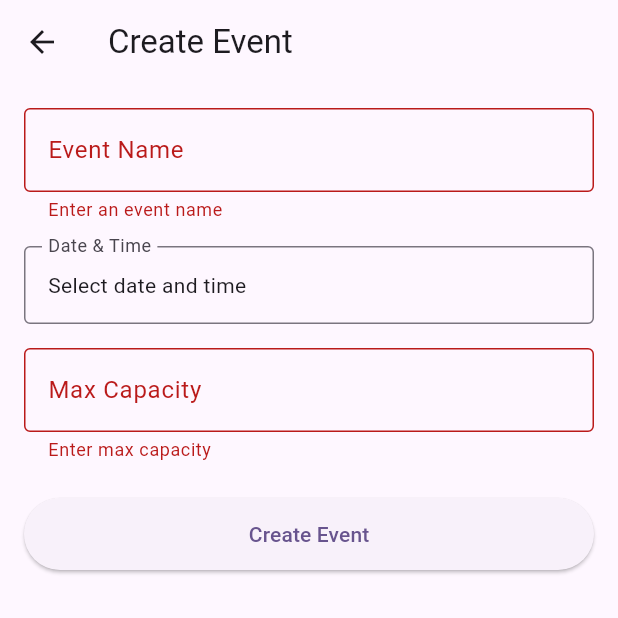
After one commit to kalpdoshii/event_management, a Flutter app: the EventSetupScreen screen opened directly, after a tap on "Create Event", on a phone screen of 412 x 824 dp, the top half of it. The commit adds this screen. Run offline on Flutter 3.47's test engine with Material 3 defaults, Android fonts, the phone set to English and light mode, and no system bars; our stand-ins replace hive, hive_flutter; missing offline and left inert: mobile_scanner; accounts and stored records are empty.

Commit message:
Add event Data

```diff
--- a/lib/models/event.dart
+++ b/lib/models/event.dart
@@ -1,29 +1,64 @@
+import 'package:hive/hive.dart';
+
+part 'event.g.dart';
+
+// Generate the adapter with: flutter pub run build_runner build --delete-conflicting-outputs
+@HiveType(typeId: 0)
 class Event {
+  @HiveField(0)
   final String id;
+
+  @HiveField(1)
   final String name;
+
+  @HiveField(2)
+  final DateTime dateTime;
+
+  @HiveField(3)
+  final int maxCapacity;
+
+  @HiveField(4)
   bool checkedIn;
+
+  @HiveField(5)
   DateTime? checkedInAt;
 
   Event({
     required this.id,
     required this.name,
+    required this.dateTime,
+    required this.maxCapacity,
     this.checkedIn = false,
     this.checkedInAt,
   });
 
-  Map<String, dynamic> toMap() => {
+  Map<String, dynamic> toJson() => {
     'id': id,
     'name': name,
+    'dateTime': dateTime.toIso8601String(),
+    'maxCapacity': maxCapacity,
     'checkedIn': checkedIn,
     'checkedInAt': checkedInAt?.toIso8601String(),
   };
 
-  factory Event.fromMap(Map<dynamic, dynamic> m) => Event(
-    id: m['id'] as String,
-    name: m['name'] as String,
-    checkedIn: m['checkedIn'] as bool? ?? false,
-    checkedInAt: m['checkedInAt'] != null
-        ? DateTime.parse(m['checkedInAt'])
-        : null,
+  factory Event.fromJson(Map<dynamic, dynamic> json) => Event(
+    id: json['id'] as String,
+    name: json['name'] as String,
+    dateTime: json['dateTime'] == null
+        ? DateTime.fromMillisecondsSinceEpoch(0)
+        : json['dateTime'] is DateTime
+        ? json['dateTime'] as DateTime
+        : DateTime.parse(json['dateTime'] as String),
+    maxCapacity: json['maxCapacity'] as int? ?? 0,
+    checkedIn: json['checkedIn'] as bool? ?? false,
+    checkedInAt: json['checkedInAt'] == null
+        ? null
+        : (json['checkedInAt'] is DateTime
+              ? json['checkedInAt'] as DateTime
+              : DateTime.parse(json['checkedInAt'] as String)),
   );
+
+  Map<String, dynamic> toMap() => toJson();
+
+  factory Event.fromMap(Map<dynamic, dynamic> map) => Event.fromJson(map);
 }
--- a/lib/providers/event_provider.dart
+++ b/lib/providers/event_provider.dart
@@ -19,12 +19,25 @@ class EventProvider extends ChangeNotifier {
     notifyListeners();
   }
 
-  Future<void> addEvent(String name) async {
+  Future<void> createEvent({
+    required String name,
+    required DateTime dateTime,
+    required int maxCapacity,
+  }) async {
     final id = _uuid.v4();
-    final event = Event(id: id, name: name);
+    final event = Event(
+      id: id,
+      name: name,
+      dateTime: dateTime,
+      maxCapacity: maxCapacity,
+    );
     _events.add(event);
     await StorageService.saveEvent(id, event.toMap());
     notifyListeners();
+  }
+
+  Future<void> addEvent(String name) async {
+    await createEvent(name: name, dateTime: DateTime.now(), maxCapacity: 0);
   }
 
   Future<void> toggleCheckIn(String id) async {
@@ -50,6 +63,8 @@ class EventProvider extends ChangeNotifier {
     final event = Event(
       id: id,
       name: 'Scanned: $id',
+      dateTime: DateTime.now(),
+      maxCapacity: 0,
       checkedIn: true,
       checkedInAt: DateTime.now(),
     );
--- /dev/null
+++ b/lib/screens/event_setup_screen.dart
@@ -0,0 +1,176 @@
+import 'package:flutter/material.dart';
+import 'package:provider/provider.dart';
+
+import '../providers/event_provider.dart';
+import 'scan_screen.dart';
+
+class EventSetupScreen extends StatefulWidget {
+  const EventSetupScreen({super.key});
+
+  @override
+  State<EventSetupScreen> createState() => _EventSetupScreenState();
+}
+
+class _EventSetupScreenState extends State<EventSetupScreen> {
+  final _formKey = GlobalKey<FormState>();
+  final _nameController = TextEditingController();
+  final _capacityController = TextEditingController();
+  DateTime? _selectedDateTime;
+  bool _isSubmitting = false;
+
+  @override
+  void dispose() {
+    _nameController.dispose();
+    _capacityController.dispose();
+    super.dispose();
+  }
+
+  Future<void> _pickDateTime() async {
+    final now = DateTime.now();
+    final initialDate = _selectedDateTime ?? now;
+
+    final pickedDate = await showDatePicker(
+      context: context,
+      initialDate: initialDate,
+      firstDate: now,
+      lastDate: now.add(const Duration(days: 3650)),
+    );
+    if (pickedDate == null || !mounted) return;
+
+    final pickedTime = await showTimePicker(
+      context: context,
+      initialTime: TimeOfDay.fromDateTime(_selectedDateTime ?? now),
+    );
+    if (pickedTime == null || !mounted) return;
+
+    setState(() {
+      _selectedDateTime = DateTime(
+        pickedDate.year,
+        pickedDate.month,
+        pickedDate.day,
+        pickedTime.hour,
+        pickedTime.minute,
+      );
+    });
+  }
+
+  Future<void> _submit() async {
+    if (!_formKey.currentState!.validate()) return;
+    if (_selectedDateTime == null) {
+      ScaffoldMessenger.of(context).showSnackBar(
+        const SnackBar(content: Text('Please pick a date and time.')),
+      );
+      return;
+    }
+
+    setState(() {
+      _isSubmitting = true;
+    });
+
+    try {
+      await Provider.of<EventProvider>(context, listen: false).createEvent(
+        name: _nameController.text.trim(),
+        dateTime: _selectedDateTime!,
+        maxCapacity: int.parse(_capacityController.text.trim()),
+      );
+
+      if (!mounted) return;
+      ScaffoldMessenger.of(context).showSnackBar(
+        const SnackBar(content: Text('Event created successfully.')),
+      );
+
+      Navigator.of(
+        context,
+      ).pushReplacement(MaterialPageRoute(builder: (_) => const ScanScreen()));
+    } finally {
+      if (mounted) {
+        setState(() {
+          _isSubmitting = false;
+        });
+      }
+    }
+  }
+
+  String _formatSelectedDateTime() {
+    final value = _selectedDateTime;
+    if (value == null) return 'Select date and time';
+    return MaterialLocalizations.of(context).formatFullDate(value) +
+        ' • ' +
+        MaterialLocalizations.of(
+          context,
+        ).formatTimeOfDay(TimeOfDay.fromDateTime(value));
+  }
+
+  @override
+  Widget build(BuildContext context) {
+    return Scaffold(
+      appBar: AppBar(title: const Text('Create Event')),
+      body: SafeArea(
+        child: SingleChildScrollView(
+          padding: const EdgeInsets.all(16),
+          child: Form(
+            key: _formKey,
+            child: Column(
+              crossAxisAlignment: CrossAxisAlignment.stretch,
+              children: [
+                TextFormField(
+                  controller: _nameController,
+                  decoration: const InputDecoration(
+                    labelText: 'Event Name',
+                    border: OutlineInputBorder(),
+                  ),
+                  textInputAction: TextInputAction.next,
+                  validator: (value) {
+                    if (value == null || value.trim().isEmpty) {
+                      return 'Enter an event name';
+                    }
+                    return null;
+                  },
+                ),
+                const SizedBox(height: 16),
+                InkWell(
+                  onTap: _pickDateTime,
+                  borderRadius: BorderRadius.circular(4),
+                  child: InputDecorator(
+                    decoration: const InputDecoration(
+                      labelText: 'Date & Time',
+                      border: OutlineInputBorder(),
+                    ),
+                    child: Text(_formatSelectedDateTime()),
+                  ),
+                ),
+                const SizedBox(height: 16),
+                TextFormField(
+                  controller: _capacityController,
+                  decoration: const InputDecoration(
+                    labelText: 'Max Capacity',
+                    border: OutlineInputBorder(),
+                  ),
+                  keyboardType: TextInputType.number,
+                  validator: (value) {
+                    if (value == null || value.trim().isEmpty) {
+                      return 'Enter max capacity';
+                    }
+                    final capacity = int.tryParse(value.trim());
+                    if (capacity == null || capacity <= 0) {
+                      return 'Enter a valid number greater than zero';
+                    }
+                    return null;
+                  },
+                ),
+                const SizedBox(height: 24),
+                ElevatedButton(
+                  onPressed: _isSubmitting ? null : _submit,
+                  child: Padding(
+                    padding: const EdgeInsets.symmetric(vertical: 14),
+                    child: Text(_isSubmitting ? 'Saving...' : 'Create Event'),
+                  ),
+                ),
+              ],
+            ),
+          ),
+        ),
+      ),
+    );
+  }
+}
--- a/lib/screens/home_screen.dart
+++ b/lib/screens/home_screen.dart
@@ -3,7 +3,7 @@ import 'package:provider/provider.dart';
 
 import '../providers/event_provider.dart';
 import '../widgets/event_tile.dart';
-import 'scan_screen.dart';
+import 'event_setup_screen.dart';
 
 class HomeScreen extends StatefulWidget {
   const HomeScreen({super.key});
@@ -33,8 +33,8 @@ class _HomeScreenState extends State<HomeScreen> {
       floatingActionButton: FloatingActionButton(
         onPressed: () => Navigator.of(
           context,
-        ).push(MaterialPageRoute(builder: (_) => ScanScreen())),
-        child: const Icon(Icons.qr_code_scanner),
+        ).push(MaterialPageRoute(builder: (_) => const EventSetupScreen())),
+        child: const Icon(Icons.add),
       ),
     );
   }
--- a/pubspec.yaml
+++ b/pubspec.yaml
@@ -45,6 +45,8 @@ dependencies:
 dev_dependencies:
   flutter_test:
     sdk: flutter
+  build_runner: ^2.4.13
+  hive_generator: ^2.0.1
 
   # The "flutter_lints" package below contains a set of recommended lints to
   # encourage good coding practices. The lint set provided by the package is
```
Also changed, not shown: lib/models/participant.dart (added, +55 -0 lines), lib/models/event.g.dart (added), lib/models/participant.g.dart (added), pubspec.lock.
